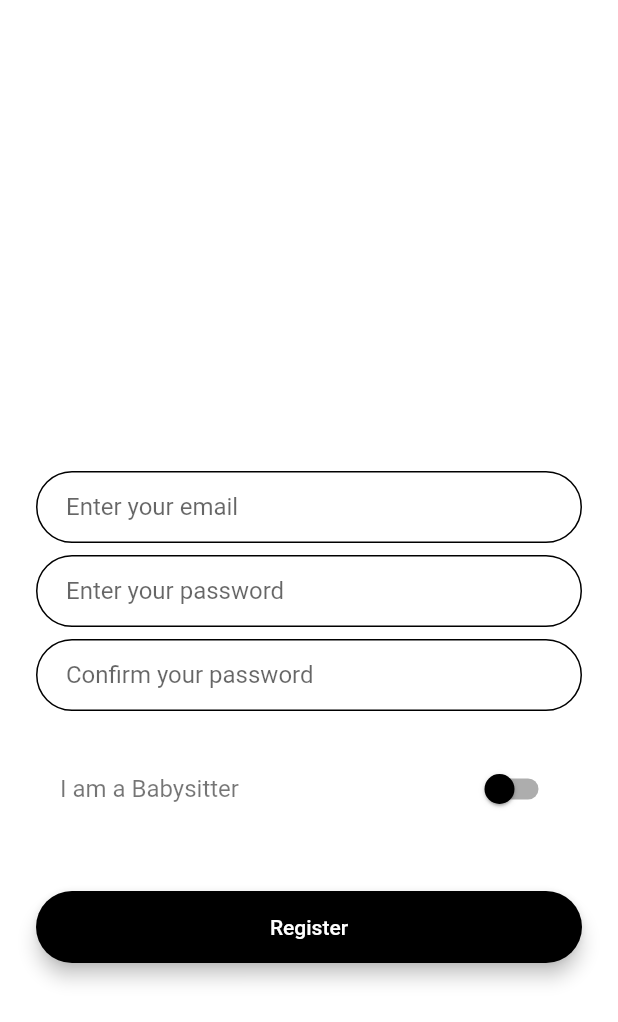
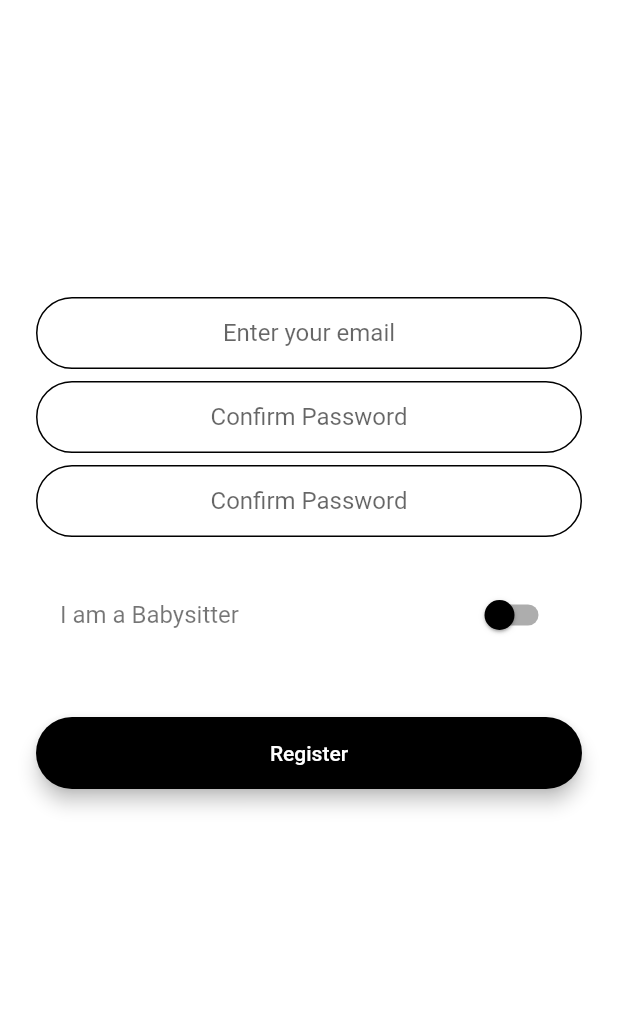
Before and after one commit to gokulskannan1993/babysitter_booking_app, a Flutter app: the screen it shows after launch, after a tap on "Register", on a phone screen of 412 x 824 dp. Shown: the top 1022 px of the screen. Run offline on Flutter 3.47's test engine with Material 2 defaults, Android fonts, the phone set to English and light mode, and no system bars; our stand-ins replace firebase_auth; accounts and stored records are empty; network calls fail.

Commit message:
large textfield widget created, some minor changes to large button.

```diff
--- a/lib/main.dart
+++ b/lib/main.dart
@@ -3,6 +3,7 @@ import 'package:babysitter_booking_app/screens/login_screen.dart';
 import 'package:babysitter_booking_app/screens/map_screen.dart';
 import 'package:babysitter_booking_app/screens/profile_screen.dart';
 import 'package:babysitter_booking_app/screens/register_screen.dart';
+import 'package:babysitter_booking_app/screens/user_screen.dart';
 import 'package:babysitter_booking_app/screens/welcome_screen.dart';
 import 'package:flutter/material.dart';
 
@@ -14,6 +15,7 @@ class BabysitterBookingApp extends StatelessWidget {
     return MaterialApp(
       theme: ThemeData.light().copyWith(
           textTheme: TextTheme(
+        bodyText1: TextStyle(color: Colors.black54),
         bodyText2: TextStyle(color: Colors.black54),
       )),
 
@@ -26,6 +28,7 @@ class BabysitterBookingApp extends StatelessWidget {
         HomeScreen.routeName: (context) => HomeScreen(),
         ProfileScreen.routeName: (context) => ProfileScreen(),
         MapScreen.routeName: (context) => MapScreen(),
+        UserScreen.routeName: (context) => UserScreen(),
       },
     );
   }
--- a/lib/screens/register_screen.dart
+++ b/lib/screens/register_screen.dart
@@ -1,5 +1,9 @@
 import 'package:babysitter_booking_app/screens/constants.dart';
+import 'package:babysitter_booking_app/screens/profile_screen.dart';
+import 'package:babysitter_booking_app/screens/widgets/custom_large_button.dart';
+import 'package:babysitter_booking_app/screens/widgets/custom_large_textfield.dart';
 import 'package:flutter/material.dart';
+import 'package:firebase_auth/firebase_auth.dart';
 
 class RegisterScreen extends StatefulWidget {
   static String routeName = "register_screen";
@@ -8,7 +12,9 @@ class RegisterScreen extends StatefulWidget {
 }
 
 class _RegisterScreen extends State<RegisterScreen> {
-  bool state = false;
+  // final _auth = FirebaseAuth.instance;
+  String email, password, confirmPass;
+  bool isParent = false;
   String roleString = "I am a Babysitter";
   @override
   Widget build(BuildContext context) {
@@ -16,84 +22,34 @@ class _RegisterScreen extends State<RegisterScreen> {
       backgroundColor: kPrimaryColor,
       body: Padding(
         padding: EdgeInsets.symmetric(horizontal: 24.0),
+        child: SingleChildScrollView(
           child: Column(
             mainAxisAlignment: MainAxisAlignment.center,
             crossAxisAlignment: CrossAxisAlignment.stretch,
-          children: <Widget>[
+            children: [
               Container(
-              height: 100.0,
+                height: 150.0,
               ),
               SizedBox(
                 height: 48.0,
               ),
-            TextField(
-              onChanged: (value) {
-                //Do something with the user input.
-              },
-              decoration: InputDecoration(
-                hintText: 'Enter your email',
-                contentPadding:
-                    EdgeInsets.symmetric(vertical: 10.0, horizontal: 20.0),
-                border: OutlineInputBorder(
-                  borderRadius: BorderRadius.all(Radius.circular(32.0)),
-                ),
-                enabledBorder: OutlineInputBorder(
-                  borderSide: BorderSide(color: kSecondaryColor, width: 1.0),
-                  borderRadius: BorderRadius.all(Radius.circular(32.0)),
-                ),
-                focusedBorder: OutlineInputBorder(
-                  borderSide: BorderSide(color: kSecondaryColor, width: 2.0),
-                  borderRadius: BorderRadius.all(Radius.circular(32.0)),
-                ),
-              ),
+              CustomLargeTextField(
+                hintText: "Enter your email",
+                inputType: TextInputType.emailAddress,
               ), //Enter email
               SizedBox(
                 height: 8.0,
               ),
-            TextField(
-              onChanged: (value) {
-                //Do something with the user input.
-              },
-              decoration: InputDecoration(
-                hintText: 'Enter your password',
-                contentPadding:
-                    EdgeInsets.symmetric(vertical: 10.0, horizontal: 20.0),
-                border: OutlineInputBorder(
-                  borderRadius: BorderRadius.all(Radius.circular(32.0)),
-                ),
-                enabledBorder: OutlineInputBorder(
-                  borderSide: BorderSide(color: kSecondaryColor, width: 1.0),
-                  borderRadius: BorderRadius.all(Radius.circular(32.0)),
-                ),
-                focusedBorder: OutlineInputBorder(
-                  borderSide: BorderSide(color: kSecondaryColor, width: 2.0),
-                  borderRadius: BorderRadius.all(Radius.circular(32.0)),
-                ),
-              ),
+              CustomLargeTextField(
+                hintText: "Confirm Password",
+                isObscure: true,
               ), //Enter Password
               SizedBox(
                 height: 8.0,
               ),
-            TextField(
-              onChanged: (value) {
-                //Do something with the user input.
-              },
-              decoration: InputDecoration(
-                hintText: 'Confirm your password',
-                contentPadding:
-                    EdgeInsets.symmetric(vertical: 10.0, horizontal: 20.0),
-                border: OutlineInputBorder(
-                  borderRadius: BorderRadius.all(Radius.circular(32.0)),
-                ),
-                enabledBorder: OutlineInputBorder(
-                  borderSide: BorderSide(color: kSecondaryColor, width: 1.0),
-                  borderRadius: BorderRadius.all(Radius.circular(32.0)),
-                ),
-                focusedBorder: OutlineInputBorder(
-                  borderSide: BorderSide(color: kSecondaryColor, width: 2.0),
-                  borderRadius: BorderRadius.all(Radius.circular(32.0)),
-                ),
-              ),
+              CustomLargeTextField(
+                hintText: "Confirm Password",
+                isObscure: true,
               ), // confirm password
               SizedBox(
                 height: 24.0,
@@ -107,11 +63,12 @@ class _RegisterScreen extends State<RegisterScreen> {
                   ),
                   activeColor: kSecondaryColor,
                   inactiveThumbColor: kSecondaryColor,
-                value: state,
+                  value: isParent,
                   onChanged: (bool value) {
                     setState(() {
-                    state = value;
-                    roleString = value ? "I am a Parent" : "I am a Babysitter";
+                      isParent = value;
+                      roleString =
+                          value ? "I am a Parent" : "I am a Babysitter";
                     });
                   }),
               SizedBox(
@@ -119,29 +76,16 @@ class _RegisterScreen extends State<RegisterScreen> {
               ),
               Hero(
                 tag: "registerTag",
-              child: Padding(
-                padding: EdgeInsets.symmetric(vertical: 16.0),
-                child: Material(
-                  color: kSecondaryColor,
-                  borderRadius: BorderRadius.all(Radius.circular(30.0)),
-                  elevation: 5.0,
-                  child: MaterialButton(
-                    onPressed: () {
-                      //Implement registration functionality.
-                    },
-                    minWidth: 200.0,
-                    height: 42.0,
-                    child: Text(
-                      'Register',
-                      style: TextStyle(color: kPrimaryColor),
-                    ),
-                  ),
-                ),
+                child: CustomLargeButton(
+                  textColor: kPrimaryColor,
+                  backgroundColor: kSecondaryColor,
+                  btnText: "Register",
                 ),
               ), // Register Button
             ],
           ),
         ),
+      ),
     );
   }
 }
--- a/lib/screens/welcome_screen.dart
+++ b/lib/screens/welcome_screen.dart
@@ -3,7 +3,7 @@ import 'package:babysitter_booking_app/screens/login_screen.dart';
 import 'package:babysitter_booking_app/screens/register_screen.dart';
 import 'package:flutter/material.dart';
 
-import 'widgets/loginregisterationbutton.dart';
+import 'widgets/custom_large_button.dart';
 
 class WelcomeScreen extends StatefulWidget {
   static String routeName = "welcome_screen";
@@ -38,20 +38,24 @@ class _WelcomeScreenState extends State<WelcomeScreen> {
             ),
             Hero(
               tag: "loginTag",
-              child: LoginRegisterButton(
+              child: CustomLargeButton(
                 textColor: kPrimaryColor,
                 backgroundColor: kSecondaryColor,
                 btnText: "Login",
-                targetScreen: LoginScreen.routeName,
+                onPressed: () {
+                  Navigator.pushNamed(context, LoginScreen.routeName);
+                },
               ),
             ),
             Hero(
               tag: "registerTag",
-              child: LoginRegisterButton(
+              child: CustomLargeButton(
                 textColor: kPrimaryColor,
                 backgroundColor: kSecondaryColor,
                 btnText: "Register",
-                targetScreen: RegisterScreen.routeName,
+                onPressed: () {
+                  Navigator.pushNamed(context, RegisterScreen.routeName);
+                },
               ),
             ),
           ],
--- a/lib/screens/widgets/loginregisterationbutton.dart
+++ b/lib/screens/widgets/custom_large_button.dart
@@ -1,16 +1,16 @@
 import 'package:flutter/material.dart';
 
 //Buttons in the welcome, login and registration screen
-class LoginRegisterButton extends StatelessWidget {
+class CustomLargeButton extends StatelessWidget {
   final Color textColor, backgroundColor;
-  final String btnText, targetScreen;
-
+  final String btnText;
+  final Function onPressed;
   //constructor
-  LoginRegisterButton(
+  CustomLargeButton(
       {@required this.textColor,
       @required this.backgroundColor,
       @required this.btnText,
-      this.targetScreen});
+      this.onPressed});
 
   @override
   Widget build(BuildContext context) {
@@ -21,10 +21,10 @@ class LoginRegisterButton extends StatelessWidget {
         color: backgroundColor,
         borderRadius: BorderRadius.circular(30.0),
         child: MaterialButton(
-          onPressed: () {
-            //Go to login screen.
-            Navigator.pushNamed(context, targetScreen);
-          },
+          onPressed: onPressed,
+          //   //Go to target screen.
+          //   Navigator.pushNamed(context, targetScreen);
+          // },
           minWidth: 200.0,
           height: 42.0,
           child: Text(
--- /dev/null
+++ b/lib/screens/widgets/custom_large_textfield.dart
@@ -0,0 +1,39 @@
+import 'package:flutter/material.dart';
+
+import '../constants.dart';
+
+class CustomLargeTextField extends StatelessWidget {
+  final String hintText;
+  final bool isObscure;
+  final Function onChanged;
+  final TextInputType inputType;
+
+  CustomLargeTextField(
+      {this.hintText, this.onChanged, this.isObscure = false, this.inputType});
+
+  @override
+  Widget build(BuildContext context) {
+    return TextField(
+      keyboardType: inputType,
+      onChanged: onChanged,
+      style: TextStyle(color: kSecondaryColor),
+      textAlign: TextAlign.center,
+      obscureText: isObscure,
+      decoration: InputDecoration(
+        hintText: hintText,
+        contentPadding: EdgeInsets.symmetric(vertical: 10.0, horizontal: 20.0),
+        border: OutlineInputBorder(
+          borderRadius: BorderRadius.all(Radius.circular(32.0)),
+        ),
+        enabledBorder: OutlineInputBorder(
+          borderSide: BorderSide(color: kSecondaryColor, width: 1.0),
+          borderRadius: BorderRadius.all(Radius.circular(32.0)),
+        ),
+        focusedBorder: OutlineInputBorder(
+          borderSide: BorderSide(color: kSecondaryColor, width: 2.0),
+          borderRadius: BorderRadius.all(Radius.circular(32.0)),
+        ),
+      ),
+    );
+  }
+}
--- a/pubspec.yaml
+++ b/pubspec.yaml
@@ -28,6 +28,11 @@ dependencies:
   # The following adds the Cupertino Icons font to your application.
   # Use with the CupertinoIcons class for iOS style icons.
   cupertino_icons: ^0.1.3
+  firebase_core: ^1.0.4
+  firebase_auth: ^1.1.1
+  cloud_firestore: ^1.0.6
+
+
 
 dev_dependencies:
   flutter_test:
```
Also changed, not shown: lib/screens/login_screen.dart (+13 -60 lines), pubspec.lock, 1 other file. Lines whose indentation alone changed are shown as unchanged.
